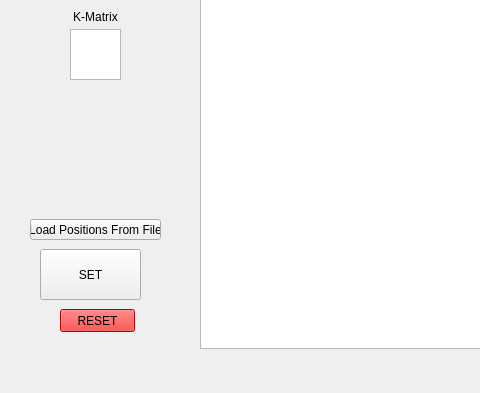
Before: the Qt Designer form mainwindow.ui in bmdelaune/452-p4, drawn with Qt 5; both pictures show x 0 to 480 and y 268 to 661 of the 1000 by 661 pixel window.
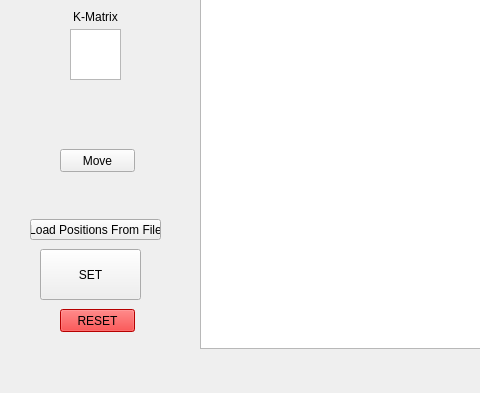
After: the same form once the commit is applied.

Commit message: Added move button

```diff
--- a/mainwindow.ui
+++ b/mainwindow.ui
@@ -618,6 +618,19 @@
      </rect>
     </property>
    </widget>
+   <widget class="QPushButton" name="moveBtn">
+    <property name="geometry">
+     <rect>
+      <x>60</x>
+      <y>400</y>
+      <width>75</width>
+      <height>23</height>
+     </rect>
+    </property>
+    <property name="text">
+     <string>Move</string>
+    </property>
+   </widget>
   </widget>
   <widget class="QMenuBar" name="menuBar">
    <property name="geometry">
```
The commit also changes 4 other files.
